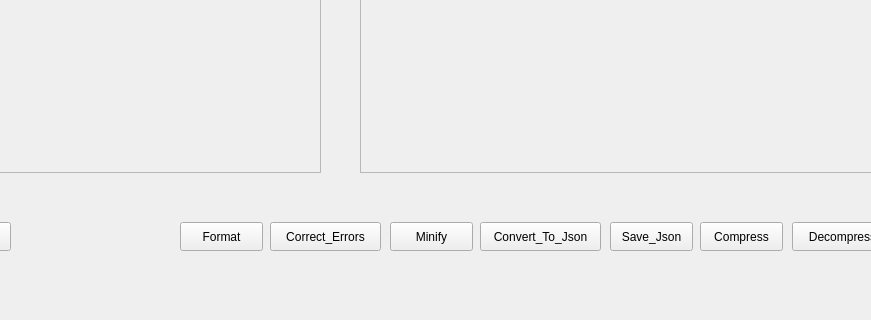
Above: QT GUI (ali)/dataProject/mainwindow.ui from Mohanad-Bador/XML-File-Editor before the change; both pictures show x 280 to 1151 and y 347 to 667 of the 1240 by 667 pixel window. Below: the same form after it.
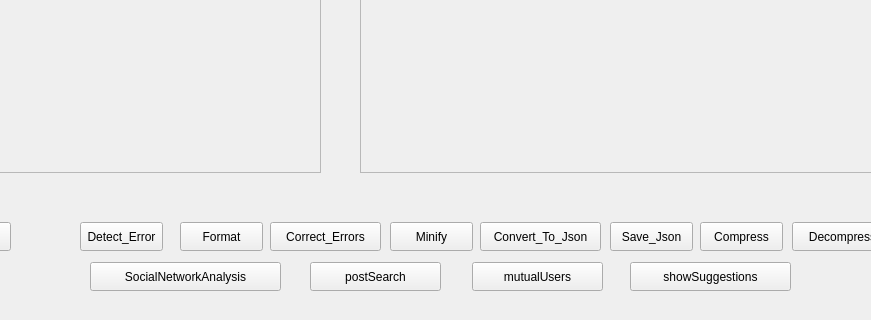
That is the form after the change.

Commit message: add the detection and correction to the gui and part of level 2

Patch:
```diff
--- a/QT GUI (ali)/dataProject/mainwindow.ui
+++ b/QT GUI (ali)/dataProject/mainwindow.ui
@@ -188,6 +188,71 @@
      </property>
     </widget>
    </widget>
+   <widget class="QPushButton" name="Detect_Error">
+    <property name="geometry">
+     <rect>
+      <x>360</x>
+      <y>550</y>
+      <width>83</width>
+      <height>29</height>
+     </rect>
+    </property>
+    <property name="text">
+     <string>Detect_Error</string>
+    </property>
+   </widget>
+   <widget class="QPushButton" name="SocialNetworkAnalysis">
+    <property name="geometry">
+     <rect>
+      <x>370</x>
+      <y>590</y>
+      <width>191</width>
+      <height>29</height>
+     </rect>
+    </property>
+    <property name="text">
+     <string>SocialNetworkAnalysis</string>
+    </property>
+   </widget>
+   <widget class="QPushButton" name="postSearch">
+    <property name="geometry">
+     <rect>
+      <x>590</x>
+      <y>590</y>
+      <width>131</width>
+      <height>29</height>
+     </rect>
+    </property>
+    <property name="text">
+     <string>postSearch</string>
+    </property>
+   </widget>
+   <widget class="QPushButton" name="showSuggestions">
+    <property name="geometry">
+     <rect>
+      <x>910</x>
+      <y>590</y>
+      <width>161</width>
+      <height>29</height>
+     </rect>
+    </property>
+    <property name="text">
+     <string>showSuggestions</string>
+    </property>
+   </widget>
+   <widget class="QPushButton" name="mutualUsers">
+    <property name="geometry">
+     <rect>
+      <x>752</x>
+      <y>590</y>
+      <width>131</width>
+      <height>29</height>
+     </rect>
+    </property>
+    <property name="text">
+     <string>mutualUsers</string>
+    </property>
+   </widget>
   </widget>
   <widget class="QMenuBar" name="menubar">
    <property name="geometry">
```
The commit also changes 3 other files.
